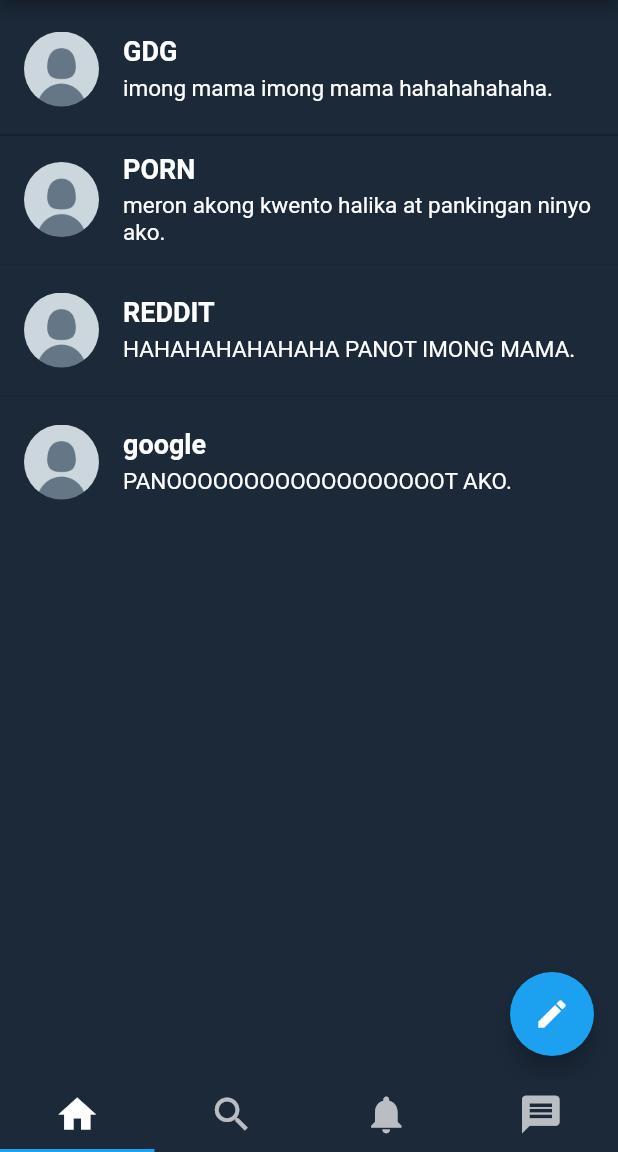
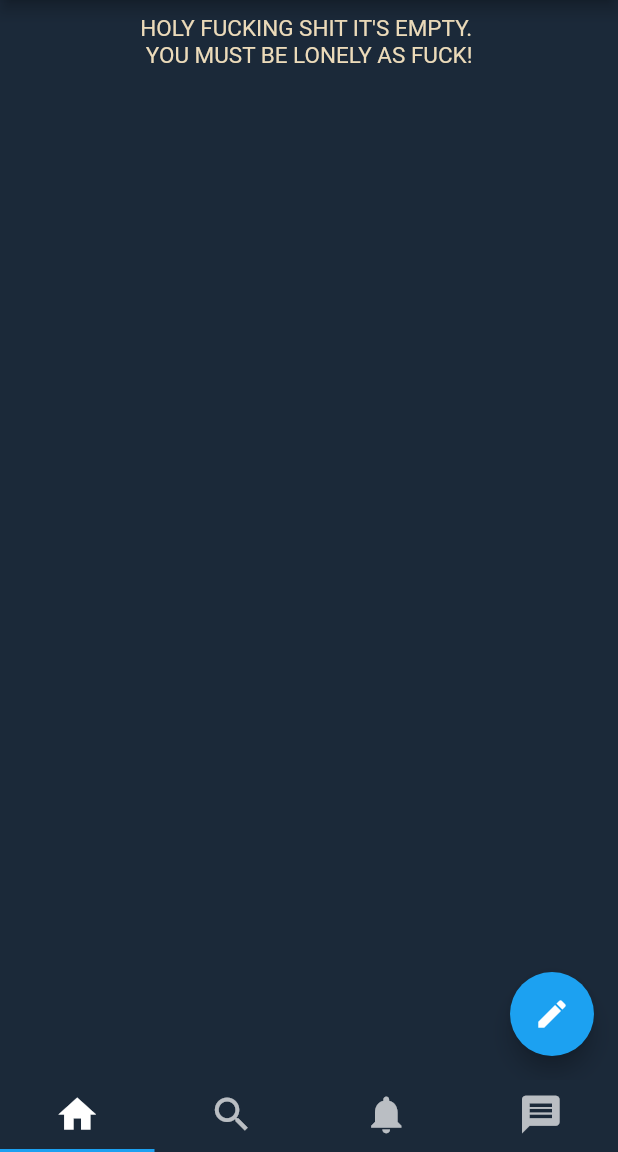
Before and after one commit to MicoT/OOP-MODULE3-EXAM, a Flutter app: the screen it shows after launch, on a phone screen of 412 x 824 dp, the part 84-1236 px from its top. Run offline on Flutter 3.47's test engine with Material 2 defaults, Android fonts, the phone set to English and light mode, and no system bars.

Commit message:
minor changes to compose shout

```diff
--- a/lib/Page/composer.dart
+++ b/lib/Page/composer.dart
@@ -27,7 +27,7 @@
             padding: EdgeInsets.only(right: 20),
             child: GestureDetector(
               onTap: () {
-                userTumbles.add(new Shouttext(shout: userTweet.text));
+                userShout.add(new Shouttext(shout: userTweet.text));
                 Navigator.pushReplacement(
                     context, MaterialPageRoute(builder: (context) => MyHome()));
               },
--- a/lib/Page/create_shout.dart
+++ b/lib/Page/create_shout.dart
@@ -6,4 +6,4 @@
   });
 }
 
-List<Shouttext> userTumbles = [];
+List<Shouttext> userShout = [];
--- a/lib/Page/home.dart
+++ b/lib/Page/home.dart
@@ -2,9 +2,6 @@
 
 import 'package:flutter/material.dart';
 import 'package:twitter/Page/composer.dart';
-import 'package:twitter/Page/message.dart';
-import 'package:twitter/Page/notifications.dart';
-import 'package:twitter/Page/search.dart';
 import 'create_shout.dart';
 import 'composer.dart';
 
@@ -18,10 +15,20 @@
           children: <Widget>[
             new Container(
               padding: EdgeInsets.only(top: 10.0),
-              child: ListView.builder(
+              child: userShout.isEmpty
+                  ? Center(
+                      child: Text(
+                        "HOLY FUCKING SHIT IT'S EMPTY. \n YOU MUST BE LONELY AS FUCK!",
+                        style: TextStyle(
+                          fontSize: 15,
+                          color: Color(0xffECDBBA),
+                        ),
+                      ),
+                    )
+                  : ListView.builder(
                       scrollDirection: Axis.vertical,
                       shrinkWrap: true,
-                  itemCount: userTumbles.length,
+                      itemCount: userShout.length,
                       itemBuilder: (context, index) {
                         return Center(
                           child: ListTile(
@@ -39,107 +46,14 @@
                             subtitle: Container(
                               padding: EdgeInsets.only(top: 5.0),
                               child: Text(
-                            userTumbles[index].shout,
-                            style:
-                                TextStyle(color: Colors.white, fontSize: 15.0),
+                                userShout[index].shout,
+                                style: TextStyle(
+                                    color: Colors.white, fontSize: 15.0),
                               ),
                             ),
                           ),
                         );
                       }),
-            ),
-            new Container(
-              child: ListTile(
-                leading: CircleAvatar(
-                  radius: 25.0,
-                  backgroundImage: AssetImage('lib/assets/DP.png'),
-                ),
-                title: Text(
-                  "GDG",
-                  style: TextStyle(
-                      color: Colors.white,
-                      fontSize: 18.0,
-                      fontWeight: FontWeight.bold),
-                ),
-                subtitle: Container(
-                  padding: EdgeInsets.only(top: 5.0),
-                  child: Text(
-                    "imong mama imong mama hahahahahaha.",
-                    style: TextStyle(color: Colors.white, fontSize: 15.0),
-                  ),
-                ),
-              ),
-            ),
-            new Divider(
-              color: Colors.black45,
-            ),
-            new Container(
-              child: ListTile(
-                leading: CircleAvatar(
-                  radius: 25.0,
-                  backgroundImage: AssetImage('lib/assets/DP.png'),
-                ),
-                title: Text(
-                  "PORN",
-                  style: TextStyle(
-                      color: Colors.white,
-                      fontSize: 18.0,
-                      fontWeight: FontWeight.bold),
-                ),
-                subtitle: Container(
-                  padding: EdgeInsets.only(top: 5.0),
-                  child: Text(
-                    "meron akong kwento halika at pankingan ninyo ako.",
-                    style: TextStyle(color: Colors.white, fontSize: 15.0),
-                  ),
-                ),
-              ),
-            ),
-            new Divider(),
-            new Container(
-              child: ListTile(
-                leading: CircleAvatar(
-                  radius: 25.0,
-                  backgroundImage: AssetImage('lib/assets/DP.png'),
-                ),
-                title: Text(
-                  "REDDIT",
-                  style: TextStyle(
-                      color: Colors.white,
-                      fontSize: 18.0,
-                      fontWeight: FontWeight.bold),
-                ),
-                subtitle: Container(
-                  padding: EdgeInsets.only(top: 5.0),
-                  child: Text(
-                    "HAHAHAHAHAHAHA PANOT IMONG MAMA.",
-                    style: TextStyle(color: Colors.white, fontSize: 15.0),
-                  ),
-                ),
-              ),
-            ),
-            new Divider(),
-            new Container(
-              child: ListTile(
-                leading: CircleAvatar(
-                  radius: 25.0,
-                  backgroundImage: AssetImage('lib/assets/DP.png'),
-                ),
-                title: Text(
-                  "google",
-                  style: TextStyle(
-                      color: Colors.white,
-                      fontSize: 18.0,
-                      fontWeight: FontWeight.bold),
-                ),
-                subtitle: Container(
-                  padding: EdgeInsets.only(top: 5.0),
-                  child: Text(
-                    "PANOOOOOOOOOOOOOOOOOOT AKO.",
-                    style: TextStyle(color: Colors.white, fontSize: 15.0),
-                  ),
-                ),
-              ),
             ),
           ],
         ),
```
Lines whose indentation alone changed are shown as unchanged.
